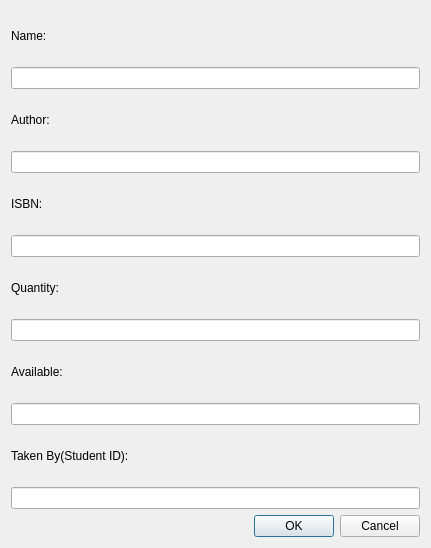
Above: newbook.ui from shamsuzzamansadi/libraryBird before the change. Below: the same form after it.
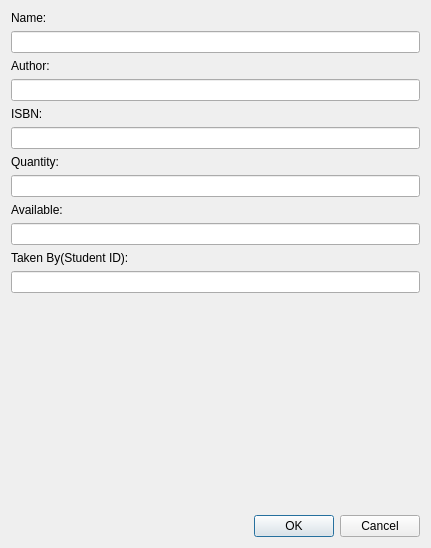
That is the form after the change.

Diff of the .ui file:
```diff
--- a/newbook.ui
+++ b/newbook.ui
@@ -71,10 +71,10 @@
      </property>
     </widget>
    </item>
-   <item row="11" column="0">
-    <widget class="QLineEdit" name="lineEdit_4"/>
-   </item>
    <item row="12" column="0">
+    <widget class="QLineEdit" name="studentidEdit"/>
+   </item>
+   <item row="14" column="0">
     <widget class="QDialogButtonBox" name="buttonBox">
      <property name="orientation">
       <enum>Qt::Horizontal</enum>
@@ -84,6 +84,19 @@
      </property>
     </widget>
    </item>
+   <item row="13" column="0">
+    <spacer name="verticalSpacer">
+     <property name="orientation">
+      <enum>Qt::Vertical</enum>
+     </property>
+     <property name="sizeHint" stdset="0">
+      <size>
+       <width>20</width>
+       <height>40</height>
+      </size>
+     </property>
+    </spacer>
+   </item>
   </layout>
  </widget>
  <resources/>
```
Left out of the diff: 22 changed lines with no effect on the pictures.
